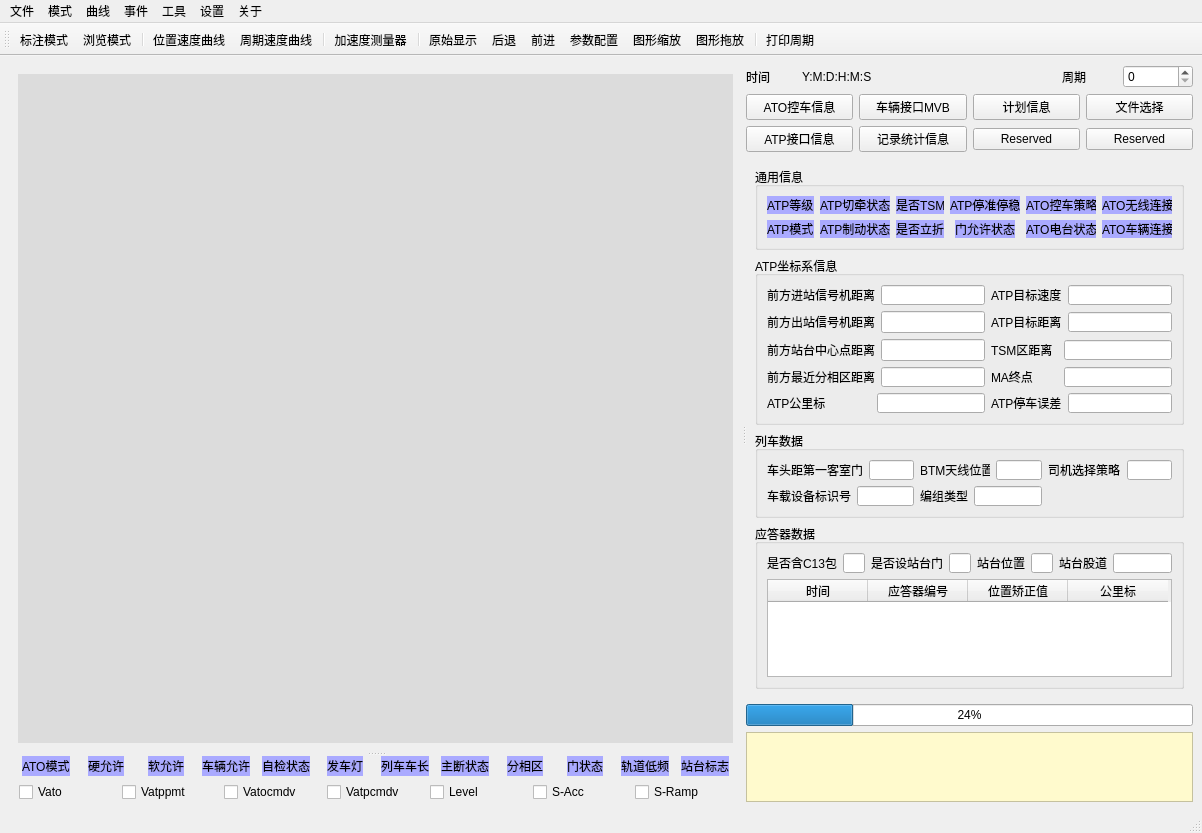
First picture: the form in LogMainWin.ui, repository BaoZT/LogPlot, before the edit.
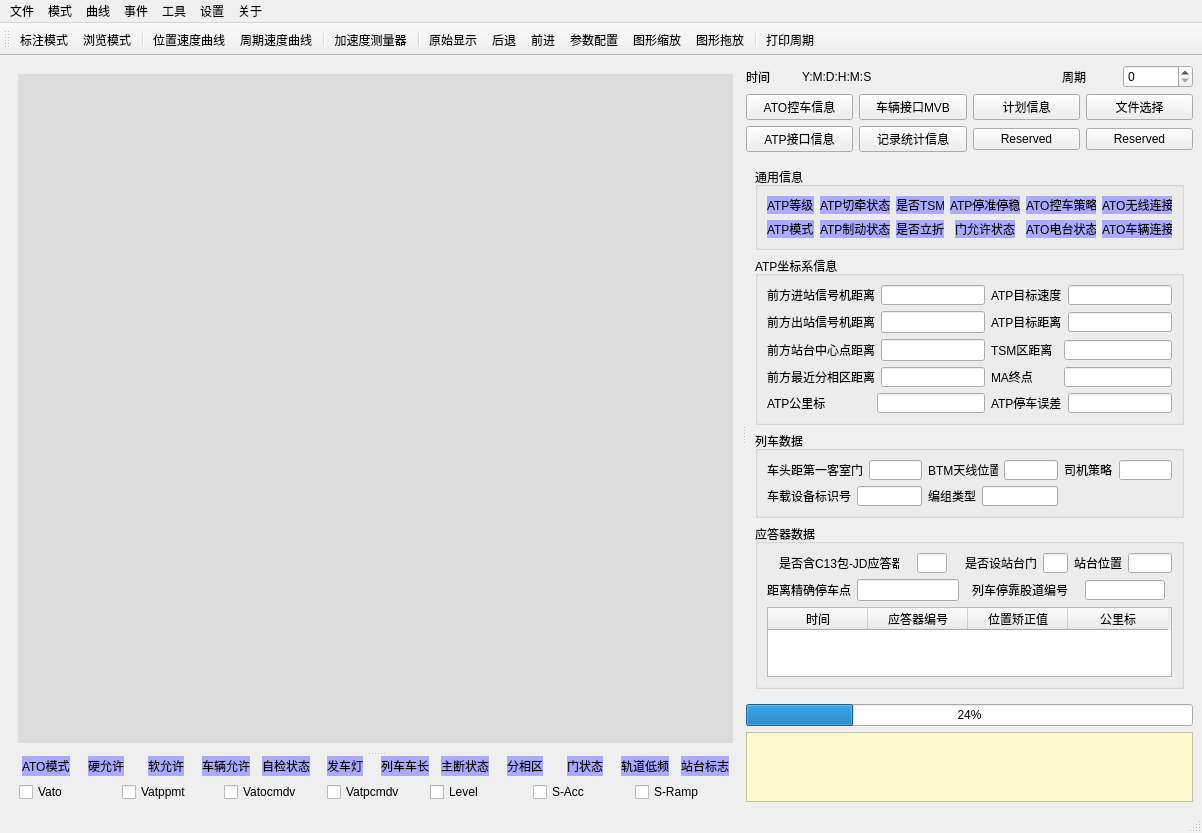
Second picture: the form after the edit. The open tabs and pages were chosen to show the change. Icons and pictures are not drawn.

Commit message: 1.表格交互：单击定位光标（标注模式下，类似计数器发射信号更新界面）           单击显示详细信息，解析后，是否JD--实际大部分会丢失不移动光标 2.表格筛序：直接筛选JD，并且JD在列表中深色背景，另外初始化表格大小考虑动态 3.修改事件显示函数JD,应答器，无线等事件底层数据处理机制，区分周期和位置， 实现周期下的“事件不遗漏”，大幅提高显示数据量 4.更新优化控车信息的显示，改用中文和居中显示

The edit to the form file:
```diff
--- a/LogMainWin.ui
+++ b/LogMainWin.ui
@@ -7,7 +7,7 @@
     <x>0</x>
     <y>0</y>
     <width>1202</width>
-    <height>791</height>
+    <height>793</height>
    </rect>
   </property>
   <property name="windowTitle">
@@ -2618,7 +2618,7 @@
                     </size>
                    </property>
                    <property name="text">
-                    <string>司机选择策略</string>
+                    <string>司机策略</string>
                    </property>
                   </widget>
                  </item>
@@ -2702,19 +2702,19 @@
               </property>
               <layout class="QVBoxLayout" name="verticalLayout_5">
                <item>
-                <layout class="QHBoxLayout" name="horizontalLayout_30">
-                 <item>
+                <layout class="QGridLayout" name="gridLayout_13">
+                 <item row="0" column="0">
                   <layout class="QHBoxLayout" name="horizontalLayout_29">
                    <item>
                     <widget class="QLabel" name="lbl_with_c13">
                      <property name="maximumSize">
                       <size>
-                       <width>80</width>
+                       <width>120</width>
                        <height>20</height>
                       </size>
                      </property>
                      <property name="text">
-                      <string>是否含C13包</string>
+                      <string>是否含C13包-JD应答器</string>
                      </property>
                     </widget>
                    </item>
@@ -2730,7 +2730,7 @@
                    </item>
                   </layout>
                  </item>
-                 <item>
+                 <item row="0" column="1">
                   <layout class="QHBoxLayout" name="horizontalLayout_28">
                    <item>
                     <widget class="QLabel" name="lbl_platform_door">
@@ -2757,7 +2757,7 @@
                    </item>
                   </layout>
                  </item>
-                 <item>
+                 <item row="0" column="2">
                   <layout class="QHBoxLayout" name="horizontalLayout_27">
                    <item>
                     <widget class="QLabel" name="lbl_platform_pos">
@@ -2776,7 +2776,7 @@
                     <widget class="QLineEdit" name="led_platform_pos">
                      <property name="maximumSize">
                       <size>
-                       <width>30</width>
+                       <width>50</width>
                        <height>20</height>
                       </size>
                      </property>
@@ -2784,18 +2784,32 @@
                    </item>
                   </layout>
                  </item>
+                 <item row="1" column="0">
+                  <layout class="QHBoxLayout" name="horizontalLayout_30">
                  <item>
+                    <widget class="QLabel" name="label_8">
+                     <property name="text">
+                      <string>距离精确停车点</string>
+                     </property>
+                    </widget>
+                   </item>
+                   <item>
+                    <widget class="QLineEdit" name="led_stop_d_JD"/>
+                   </item>
+                  </layout>
+                 </item>
+                 <item row="1" column="1" colspan="2">
                   <layout class="QHBoxLayout" name="horizontalLayout_26">
                    <item>
                     <widget class="QLabel" name="lbl_track">
                      <property name="maximumSize">
                       <size>
-                       <width>50</width>
+                       <width>100</width>
                        <height>20</height>
                       </size>
                      </property>
                      <property name="text">
-                      <string>站台股道</string>
+                      <string>列车停靠股道编号</string>
                      </property>
                     </widget>
                    </item>
@@ -2803,7 +2817,7 @@
                     <widget class="QLineEdit" name="led_track">
                      <property name="maximumSize">
                       <size>
-                       <width>100</width>
+                       <width>80</width>
                        <height>20</height>
                       </size>
                      </property>
@@ -2815,6 +2829,12 @@
                </item>
                <item>
                 <widget class="QTableWidget" name="tableATPBTM">
+                 <property name="sizePolicy">
+                  <sizepolicy hsizetype="Preferred" vsizetype="Expanding">
+                   <horstretch>0</horstretch>
+                   <verstretch>0</verstretch>
+                  </sizepolicy>
+                 </property>
                  <column>
                   <property name="text">
                    <string>时间</string>
```
Left out of the diff: 2 changed lines with no effect on the pictures. Lines whose indentation alone changed are shown as unchanged. The commit also changes 3 other files.
